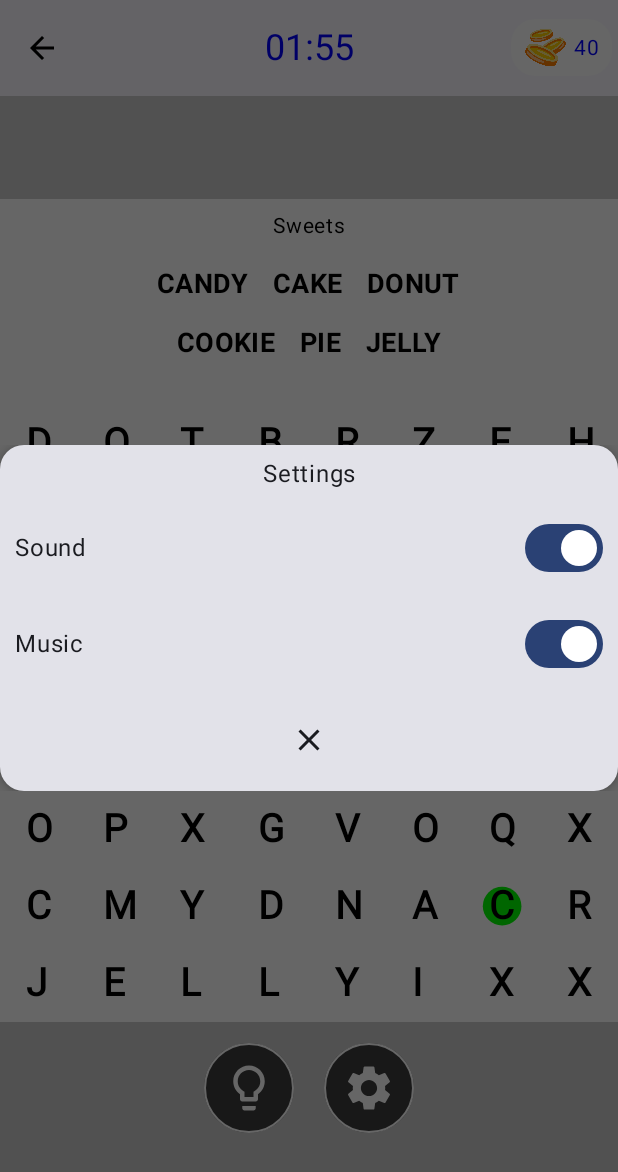
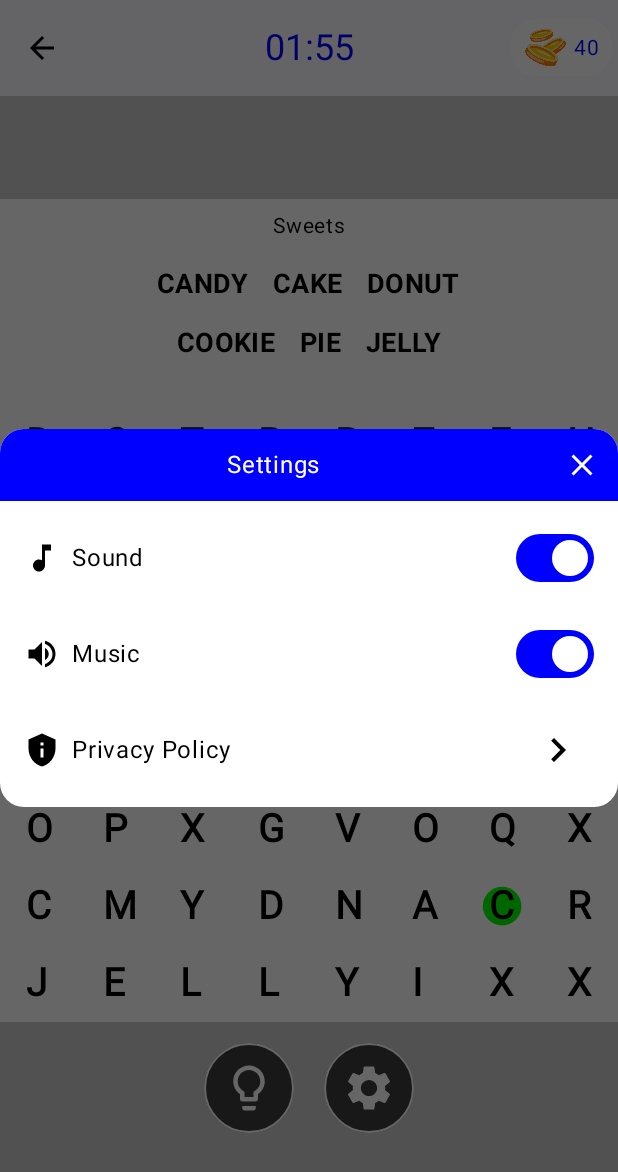
Before and after one commit to ajay020/word-search-game, an Android app built with Jetpack Compose: the composable SearchGameScreen shown on its own in the app's theme, after a tap on "Setting icon", on a phone screen of 412 x 824 dp. Shown: the top 1172 px of the screen. Run offline under Robolectric (Android 15) with nearby library versions, the phone set to English and light mode, and no system bars; pictures from the network do not load; 1 other tap on this screen came first.

Commit message:
added icons and improved layout of  settings dialog

```diff
--- a/app/src/main/java/com/example/wordsearch/ui/components/SettingsDialog.kt
+++ b/app/src/main/java/com/example/wordsearch/ui/components/SettingsDialog.kt
@@ -1,28 +1,42 @@
+import android.content.Context
+import android.content.Intent
+import android.net.Uri
+import androidx.compose.foundation.background
+import androidx.compose.foundation.clickable
 import androidx.compose.foundation.layout.Arrangement
+import androidx.compose.foundation.layout.Box
 import androidx.compose.foundation.layout.Column
 import androidx.compose.foundation.layout.Row
 import androidx.compose.foundation.layout.Spacer
 import androidx.compose.foundation.layout.fillMaxWidth
 import androidx.compose.foundation.layout.height
 import androidx.compose.foundation.layout.padding
+import androidx.compose.foundation.layout.size
+import androidx.compose.foundation.layout.width
 import androidx.compose.foundation.shape.RoundedCornerShape
 import androidx.compose.material.icons.Icons
+import androidx.compose.material.icons.automirrored.filled.KeyboardArrowRight
 import androidx.compose.material.icons.filled.Close
-import androidx.compose.material3.Card
-import androidx.compose.material3.CardDefaults
+import androidx.compose.material.icons.filled.KeyboardArrowRight
 import androidx.compose.material3.Icon
 import androidx.compose.material3.IconButton
 import androidx.compose.material3.MaterialTheme
 import androidx.compose.material3.Switch
+import androidx.compose.material3.SwitchDefaults
 import androidx.compose.material3.Text
 import androidx.compose.runtime.Composable
 import androidx.compose.ui.Alignment
 import androidx.compose.ui.Modifier
+import androidx.compose.ui.draw.clip
+import androidx.compose.ui.graphics.Color
+import androidx.compose.ui.platform.LocalContext
+import androidx.compose.ui.res.painterResource
 import androidx.compose.ui.text.style.TextAlign
 import androidx.compose.ui.tooling.preview.Preview
 import androidx.compose.ui.unit.dp
 import androidx.compose.ui.window.Dialog
 import androidx.compose.ui.window.DialogProperties
+import com.example.wordsearch.R
 
 @Composable
 fun SettingsDialog(
@@ -32,6 +46,7 @@ fun SettingsDialog(
     isMusicEnabled: Boolean,
     onMusicToggle: (Boolean) -> Unit,
 ) {
+    val context = LocalContext.current
     Dialog(
         onDismissRequest = { },
         properties =
@@ -40,66 +55,152 @@ fun SettingsDialog(
                 dismissOnClickOutside = false,
             ),
     ) {
-        Card(
-            shape = RoundedCornerShape(16.dp),
-            elevation = CardDefaults.cardElevation(4.dp),
-        ) {
         Column(
             modifier =
                 Modifier
-                        .padding(10.dp)
-                        .fillMaxWidth(),
-                horizontalAlignment = Alignment.CenterHorizontally,
-            ) {
-                Text(
-                    "Settings",
-                    modifier =
-                        Modifier
-                            .padding(0.dp),
-                    style = MaterialTheme.typography.bodyLarge,
-                    textAlign = TextAlign.Center,
-                )
-                Spacer(modifier = Modifier.height(16.dp))
-                Column(
-                    modifier =
-                        Modifier
+                    .background(Color.White, shape = RoundedCornerShape(16.dp))
+                    .clip(shape = RoundedCornerShape(16.dp))
                     .fillMaxWidth(),
             horizontalAlignment = Alignment.CenterHorizontally,
         ) {
             Row(
+                modifier = Modifier.fillMaxWidth().background(Color.Blue),
                 verticalAlignment = Alignment.CenterVertically,
-                        horizontalArrangement = Arrangement.SpaceBetween,
+                horizontalArrangement = Arrangement.Center,
+            ) {
+                Spacer(modifier = Modifier.weight(1f))
+
+                Text(
+                    "Settings",
+                    modifier = Modifier,
+                    style = MaterialTheme.typography.bodyLarge,
+                    textAlign = TextAlign.Center,
+                    color = Color.White,
+                )
+                Spacer(modifier = Modifier.weight(1f))
+
+                IconButton(onClick = { onDismiss() }) {
+                    Icon(
+                        Icons.Default.Close,
+                        contentDescription = "Close button",
+                        tint = Color.White,
+                    )
+                }
+            }
+            Column(
+                modifier =
+                    Modifier
+                        .padding(horizontal = 16.dp, vertical = 14.dp)
+                        .fillMaxWidth(),
+                horizontalAlignment = Alignment.CenterHorizontally,
+                verticalArrangement = Arrangement.SpaceBetween,
+            ) {
+                Row(
+                    verticalAlignment = Alignment.CenterVertically,
                     modifier = Modifier.fillMaxWidth(),
                 ) {
-                        Text("Sound")
+                    IconWithText(
+                        icon = R.drawable.ic_music,
+                        text = "Sound",
+                        modifier = Modifier.padding(0.dp),
+                    )
+                    Spacer(modifier = Modifier.weight(1f))
                     Switch(
                         checked = isSoundEnabled,
                         onCheckedChange = onSoundToggle,
+                        colors =
+                            SwitchDefaults.colors(
+                                checkedTrackColor = Color.Blue,
+                                checkedThumbColor = Color.White,
+                                disabledCheckedThumbColor = Color.LightGray
+                            ),
+                    )
+                }
+                Spacer(modifier = Modifier.height(16.dp))
+
+                Row(
+                    verticalAlignment = Alignment.CenterVertically,
+                    modifier = Modifier.fillMaxWidth(),
+                ) {
+                    IconWithText(
+                        icon = R.drawable.ic_volume,
+                        text = "Music",
+                        modifier = Modifier.padding(0.dp),
+                    )
+                    Spacer(modifier = Modifier.weight(1f))
+                    Switch(
+                        checked = isMusicEnabled,
+                        onCheckedChange = onMusicToggle,
+                        colors =
+                        SwitchDefaults.colors(
+                            checkedTrackColor = Color.Blue,
+                            checkedThumbColor = Color.White,
+                            disabledCheckedThumbColor = Color.LightGray
+                        ),
                     )
                 }
                 Spacer(modifier = Modifier.height(16.dp))
                 Row(
+                    modifier =
+                        Modifier
+                            .clickable {
+                                openPrivacyPolicy(context)
+                            }.fillMaxWidth(),
                     verticalAlignment = Alignment.CenterVertically,
-                        horizontalArrangement = Arrangement.SpaceBetween,
-                        modifier = Modifier.fillMaxWidth(),
                 ) {
-                        Text("Music")
-                        Switch(
-                            checked = isMusicEnabled,
-                            onCheckedChange = onMusicToggle,
+                    IconWithText(
+                        icon = R.drawable.ic_privacy,
+                        text = "Privacy Policy",
+                        modifier = Modifier.padding(0.dp),
                     )
-                    }
-                    Spacer(modifier = Modifier.height(16.dp))
-                    IconButton(onClick = { onDismiss() }) {
+
+                    Spacer(modifier = Modifier.weight(1f))
+                    Box(
+                        modifier = Modifier.padding(8.dp),
+                        contentAlignment = Alignment.Center,
+                    ) {
                         Icon(
-                            Icons.Default.Close,
-                            contentDescription = "Close button",
+                            Icons.AutoMirrored.Filled.KeyboardArrowRight,
+                            contentDescription = "arrow icon",
+                            modifier = Modifier.size(32.dp),
+                            tint = Color.Black
                         )
                     }
                 }
             }
         }
     }
+}
+
+@Composable
+fun IconWithText(
+    icon: Int,
+    text: String,
+    modifier: Modifier = Modifier,
+    iconTint: Color = Color.Black,
+    textColor: Color = Color.Black,
+) {
+    Row(
+        modifier = modifier,
+        verticalAlignment = Alignment.CenterVertically,
+    ) {
+        Icon(
+            painter = painterResource(id = icon),
+            contentDescription = null,
+            tint = iconTint,
+        )
+        Spacer(modifier = Modifier.width(8.dp))
+        Text(
+            text = text,
+            color = textColor,
+        )
+    }
+}
+
+fun openPrivacyPolicy(context: Context) {
+    val privacyPolicyUrl = "https://sites.google.com/view/wordsearchfun-privacy-policy"
+    val intent = Intent(Intent.ACTION_VIEW, Uri.parse(privacyPolicyUrl))
+    context.startActivity(intent)
 }
 
 @Preview(
@@ -111,7 +212,7 @@ fun SettingsDialog(
 private fun ExitConfirmDialogPreview() {
     SettingsDialog(
         onDismiss = {},
-        isSoundEnabled = true,
+        isSoundEnabled = false,
         onSoundToggle = {},
         isMusicEnabled = true,
         onMusicToggle = {},
--- /dev/null
+++ b/app/src/main/res/drawable/ic_music.xml
@@ -0,0 +1,5 @@
+<vector xmlns:android="http://schemas.android.com/apk/res/android" android:height="24dp" android:tint="#000000" android:viewportHeight="24" android:viewportWidth="24" android:width="24dp">
+
+    <path android:fillColor="@android:color/white" android:pathData="M12,3v10.55c-0.59,-0.34 -1.27,-0.55 -2,-0.55 -2.21,0 -4,1.79 -4,4s1.79,4 4,4 4,-1.79 4,-4V7h4V3h-6z"/>
+
+</vector>
--- /dev/null
+++ b/app/src/main/res/drawable/ic_privacy.xml
@@ -0,0 +1,5 @@
+<vector xmlns:android="http://schemas.android.com/apk/res/android" android:height="24dp" android:tint="#000000" android:viewportHeight="24" android:viewportWidth="24" android:width="24dp">
+
+    <path android:fillColor="@android:color/white" android:pathData="M12,1L3,5v6c0,5.55 3.84,10.74 9,12c5.16,-1.26 9,-6.45 9,-12V5L12,1L12,1zM11,7h2v2h-2V7zM11,11h2v6h-2V11z"/>
+
+</vector>
--- /dev/null
+++ b/app/src/main/res/drawable/ic_volume.xml
@@ -0,0 +1,5 @@
+<vector xmlns:android="http://schemas.android.com/apk/res/android" android:autoMirrored="true" android:height="24dp" android:tint="#000000" android:viewportHeight="24" android:viewportWidth="24" android:width="24dp">
+
+    <path android:fillColor="@android:color/white" android:pathData="M3,9v6h4l5,5L12,4L7,9L3,9zM16.5,12c0,-1.77 -1.02,-3.29 -2.5,-4.03v8.05c1.48,-0.73 2.5,-2.25 2.5,-4.02zM14,3.23v2.06c2.89,0.86 5,3.54 5,6.71s-2.11,5.85 -5,6.71v2.06c4.01,-0.91 7,-4.49 7,-8.77s-2.99,-7.86 -7,-8.77z"/>
+
+</vector>
```
Lines whose indentation alone changed are shown as unchanged.
